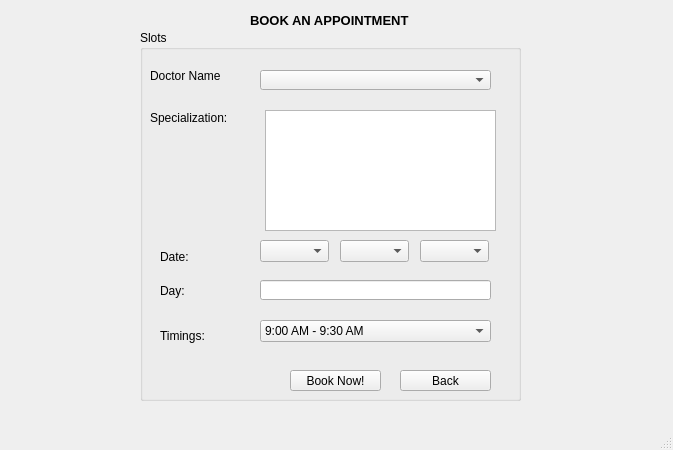
Old version of the form patientappointment.ui in the repository fakehafaisal/db_project.
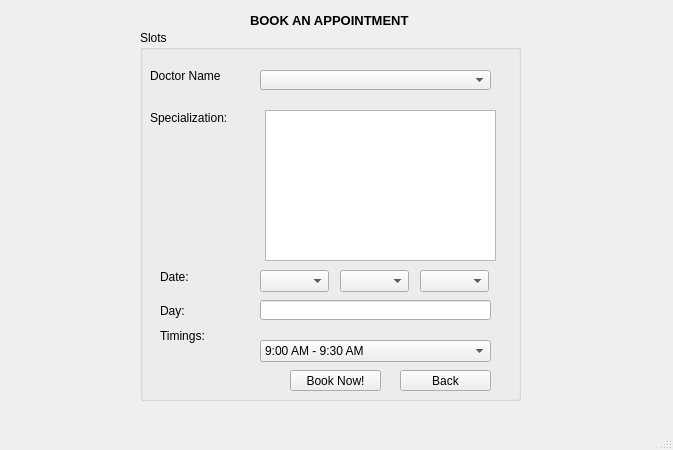
New version of the form.

Diff of the .ui file:
```diff
--- a/patientappointment.ui
+++ b/patientappointment.ui
@@ -74,7 +74,7 @@
      <property name="geometry">
       <rect>
        <x>20</x>
-       <y>250</y>
+       <y>270</y>
        <width>51</width>
        <height>21</height>
       </rect>
@@ -100,7 +100,7 @@
      <property name="geometry">
       <rect>
        <x>120</x>
-       <y>290</y>
+       <y>310</y>
        <width>231</width>
        <height>22</height>
       </rect>
@@ -166,7 +166,17 @@
        <x>125</x>
        <y>80</y>
        <width>231</width>
-       <height>121</height>
+       <height>151</height>
+      </rect>
+     </property>
+    </widget>
+    <widget class="QLineEdit" name="lineEdit">
+     <property name="geometry">
+      <rect>
+       <x>120</x>
+       <y>270</y>
+       <width>231</width>
+       <height>20</height>
       </rect>
      </property>
     </widget>
@@ -174,7 +184,7 @@
      <property name="geometry">
       <rect>
        <x>20</x>
-       <y>220</y>
+       <y>240</y>
        <width>47</width>
        <height>13</height>
       </rect>
@@ -187,7 +197,7 @@
      <property name="geometry">
       <rect>
        <x>120</x>
-       <y>210</y>
+       <y>240</y>
        <width>69</width>
        <height>22</height>
       </rect>
@@ -197,7 +207,7 @@
      <property name="geometry">
       <rect>
        <x>200</x>
-       <y>210</y>
+       <y>240</y>
        <width>69</width>
        <height>22</height>
       </rect>
@@ -207,22 +217,12 @@
      <property name="geometry">
       <rect>
        <x>280</x>
-       <y>210</y>
+       <y>240</y>
        <width>69</width>
        <height>22</height>
       </rect>
      </property>
     </widget>
-    <widget class="QLineEdit" name="lineEdit">
-     <property name="geometry">
-      <rect>
-       <x>120</x>
-       <y>250</y>
-       <width>231</width>
-       <height>20</height>
-      </rect>
-     </property>
-    </widget>
    </widget>
   </widget>
   <widget class="QMenuBar" name="menubar">
```
